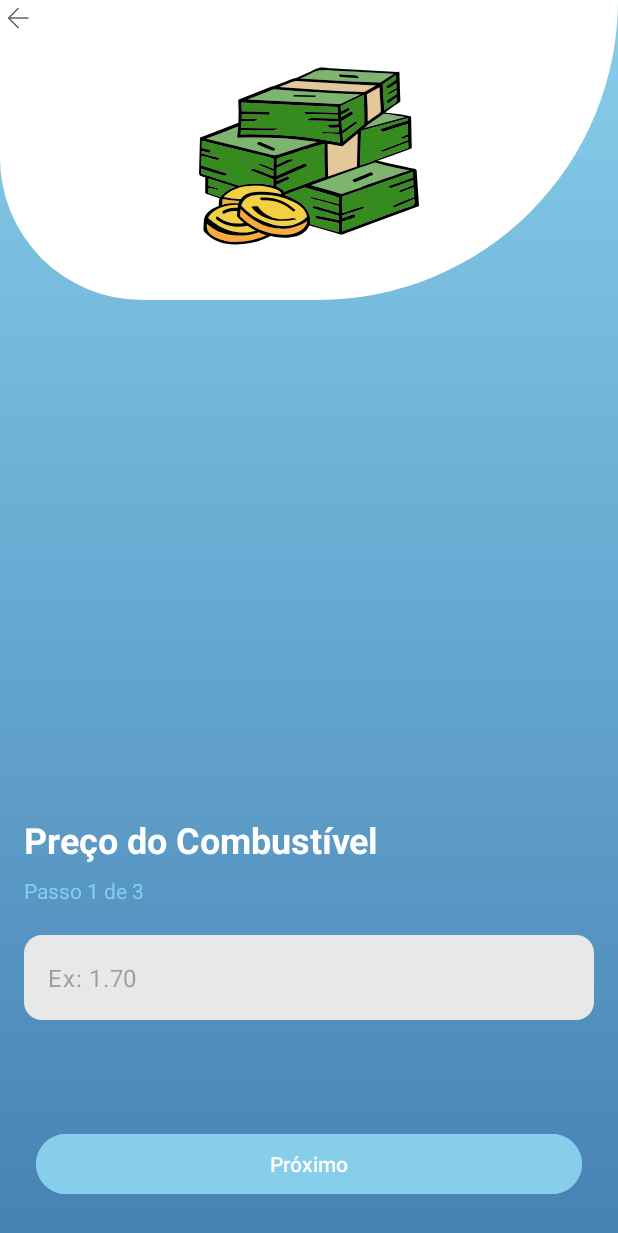
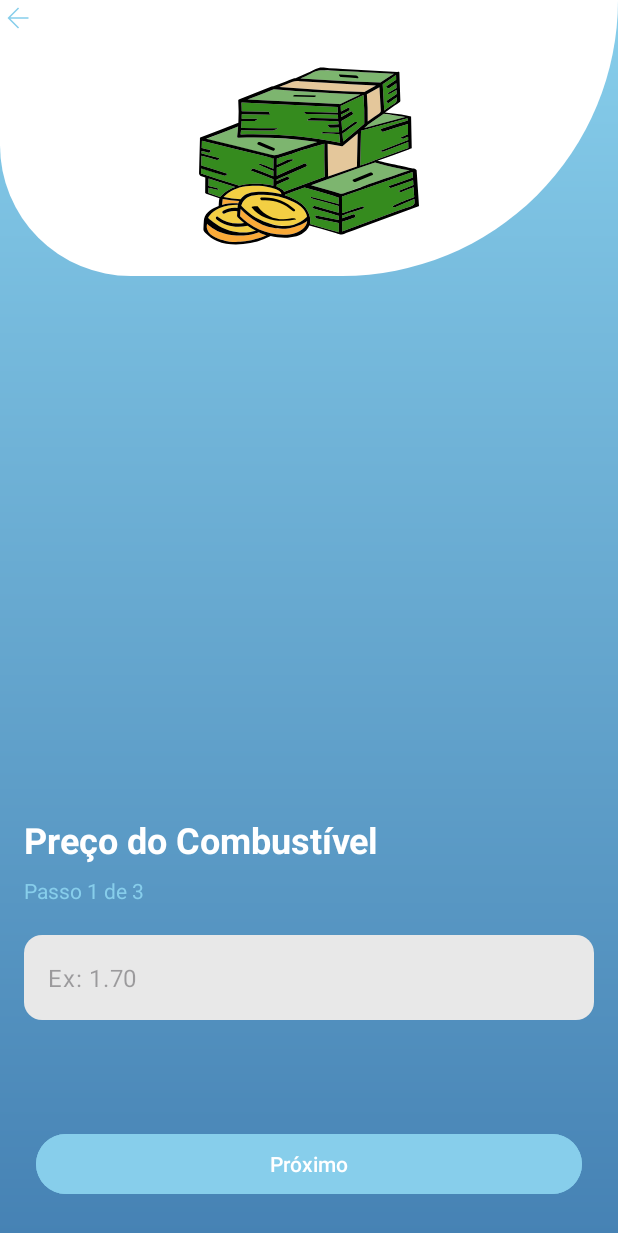
Before and after one commit to eduardoagabes/fuel-calculator, an Android app: the PriceActivity screen opened directly, with no data from a screen before it, on a phone screen of 412 x 824 dp. Shown: the top 1233 px of the screen. Run offline under Robolectric (Android 15) with nearby library versions, the phone set to English and light mode, and no system bars.

Commit message:
cores e ajuste nas imagens

```diff
--- a/app/src/main/res/drawable/ic_arrow_back.xml
+++ b/app/src/main/res/drawable/ic_arrow_back.xml
@@ -5,5 +5,5 @@
     android:viewportHeight="960">
   <path
       android:pathData="m276.85,500 l231.69,231.69L480,760 200,480l280,-280 28.54,28.31L276.85,460L760,460v40L276.85,500Z"
-      android:fillColor="#5f6368"/>
+      android:fillColor="#87CEEB"/>
 </vector>
--- a/app/src/main/res/drawable/ic_consumption.xml
+++ b/app/src/main/res/drawable/ic_consumption.xml
@@ -3,9 +3,7 @@
     android:height="2000dp"
     android:viewportWidth="3200"
     android:viewportHeight="2000">
-  <path
-      android:pathData="M0,0h3200v2000h-3200z"
-      android:fillColor="#FFFFFF"/>
+
   <path
       android:pathData="M169.7,1595.3c0,0 -126.1,-296.5 30.6,-525.9c179,-261.8 381.2,-137.5 519.4,-288.3c138.2,-150.7 267.9,-453.4 703.1,-385.1c435.3,68.3 725.4,-133.3 1039,28.1c313.6,161.4 109.5,317.3 259.3,424.5c149.9,107.1 429.4,167.1 234.3,752.4L169.7,1595.3z"
       android:fillColor="#EBF3FA"/>
--- a/app/src/main/res/drawable/ic_distance.xml
+++ b/app/src/main/res/drawable/ic_distance.xml
@@ -3,9 +3,7 @@
     android:height="500dp"
     android:viewportWidth="500"
     android:viewportHeight="500">
-  <path
-      android:pathData="M0,0h500v500h-500z"
-      android:fillColor="#FFFFFF"/>
+
   <path
       android:pathData="M57.6,340.85c65.2,55.07 271.37,115.52 319.65,92.99c52.28,-33.34 23.39,-146.34 -9.87,-176.44c-22.23,-23.56 -27.48,-56.56 -44.83,-83.04c-40.92,-64.71 -143.69,-61.52 -169.8,14.37c-12.28,34.34 -38.56,32.34 -66.24,45.64C51.86,255.16 31.01,315.72 57.6,340.85z"
       android:fillColor="#D0FCFF"/>
--- a/app/src/main/res/layout/activity_consumption.xml
+++ b/app/src/main/res/layout/activity_consumption.xml
@@ -26,9 +26,8 @@
             android:src="@drawable/ic_arrow_back" />
 
         <ImageView
-            android:layout_marginBottom="16dp"
-            android:layout_width="200dp"
-            android:layout_height="200dp"
+            android:layout_width="match_parent"
+            android:layout_height="160dp"
             android:layout_gravity="center"
             app:layout_constraintStart_toStartOf="parent"
             app:layout_constraintTop_toTopOf="parent"
--- a/app/src/main/res/layout/activity_distance.xml
+++ b/app/src/main/res/layout/activity_distance.xml
@@ -27,8 +27,7 @@
 
         <ImageView
             android:layout_width="match_parent"
-            android:layout_marginBottom="32dp"
-            android:layout_height="180dp"
+            android:layout_height="160dp"
             android:layout_gravity="center"
             app:layout_constraintStart_toStartOf="parent"
             app:layout_constraintTop_toTopOf="parent"
--- a/app/src/main/res/layout/activity_main.xml
+++ b/app/src/main/res/layout/activity_main.xml
@@ -20,10 +20,10 @@
 
         <ImageView
             android:id="@+id/ic_price"
+            android:layout_marginTop="16dp"
+            android:layout_gravity="center"
             android:layout_width="match_parent"
-            android:layout_height="160dp"
-            android:layout_gravity="center"
-            android:layout_margin="24dp"
+            android:layout_height="240dp"
             app:layout_constraintStart_toStartOf="parent"
             app:layout_constraintTop_toTopOf="parent"
             android:src="@drawable/ic_car_fuel" />
--- a/app/src/main/res/layout/activity_price.xml
+++ b/app/src/main/res/layout/activity_price.xml
@@ -9,9 +9,9 @@
     tools:context=".PriceActivity">
 
     <LinearLayout
+        android:id="@+id/vg_header_price"
         android:layout_width="match_parent"
         android:layout_height="wrap_content"
-        android:id="@+id/vg_header_price"
         android:background="@drawable/white_bg"
         android:orientation="vertical"
         app:layout_constraintEnd_toEndOf="parent"
@@ -27,13 +27,12 @@
 
         <ImageView
             android:id="@+id/ic_price"
-            android:layout_marginBottom="16dp"
             android:layout_width="match_parent"
             android:layout_height="160dp"
             android:layout_gravity="center"
+            android:src="@drawable/ic_price"
             app:layout_constraintStart_toStartOf="parent"
-            app:layout_constraintTop_toTopOf="parent"
-            android:src="@drawable/ic_price" />
+            app:layout_constraintTop_toTopOf="parent" />
 
     </LinearLayout>
 
```
